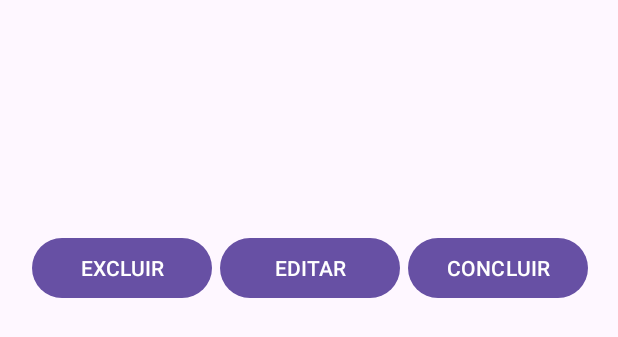
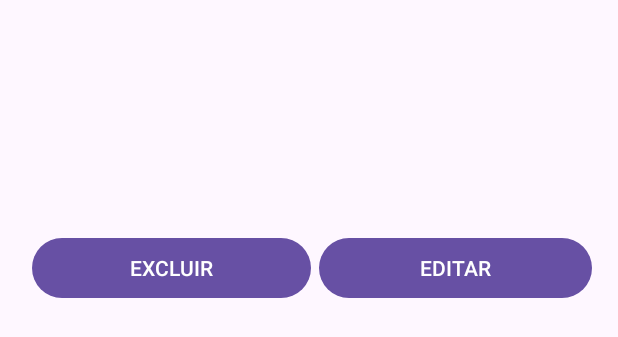
Before and after one commit to Dener-Fernandes/TrabalhoFinalProgMobile, an Android app: the layout item_homework.xml on its own in the app's theme, with its tools: preview values and no code run, on a phone screen of 412 x 824 dp. Shown: the top 337 px of the screen. Run offline under Robolectric (Android 15) with nearby library versions, the phone set to English and light mode, and no system bars.

```diff
--- a/app/src/main/res/layout/item_homework.xml
+++ b/app/src/main/res/layout/item_homework.xml
@@ -51,25 +51,18 @@
 
         <Button
             android:id="@+id/buttonDeleteHomework"
-            android:layout_width="120dp"
+            android:layout_width="186dp"
             android:layout_height="wrap_content"
             android:layout_marginLeft="5dp"
             android:text="@string/ExcluirAtividadeButton" />
 
         <Button
             android:id="@+id/buttonEditHomework"
-            android:layout_width="120dp"
+            android:layout_width="182dp"
             android:layout_height="wrap_content"
             android:layout_marginLeft="5dp"
             android:text="@string/EditarAtividadeButton" />
 
-        <Button
-            android:id="@+id/buttonMarkHomeworkAsDone"
-            android:layout_width="120dp"
-            android:layout_height="wrap_content"
-            android:layout_marginLeft="5dp"
-            android:text="@string/ConcluirAtividadeButton" />
-
     </LinearLayout>
 
 </LinearLayout>
```
Also changed, not shown: app/src/main/java/com/example/terceirotrabalho/MainActivity.java (+9 -2 lines), app/src/main/java/com/example/terceirotrabalho/activities/CreateHomeworkActivity.java (+10 -0 lines), app/src/main/java/com/example/terceirotrabalho/activities/EditHomeworkActivity.java (+9 -0 lines), app/src/main/java/com/example/terceirotrabalho/alarm/MyAlarm.java (+12 -3 lines).
